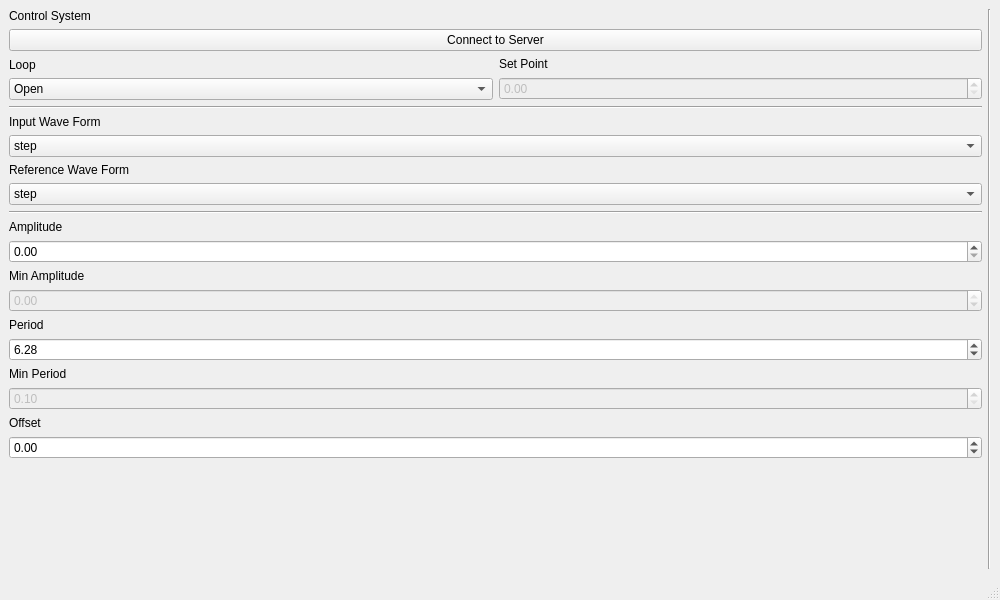
Before: the Qt Designer form qtui/mainWindow.ui in martinsallandm/websocketcontrol, drawn with Qt 5.
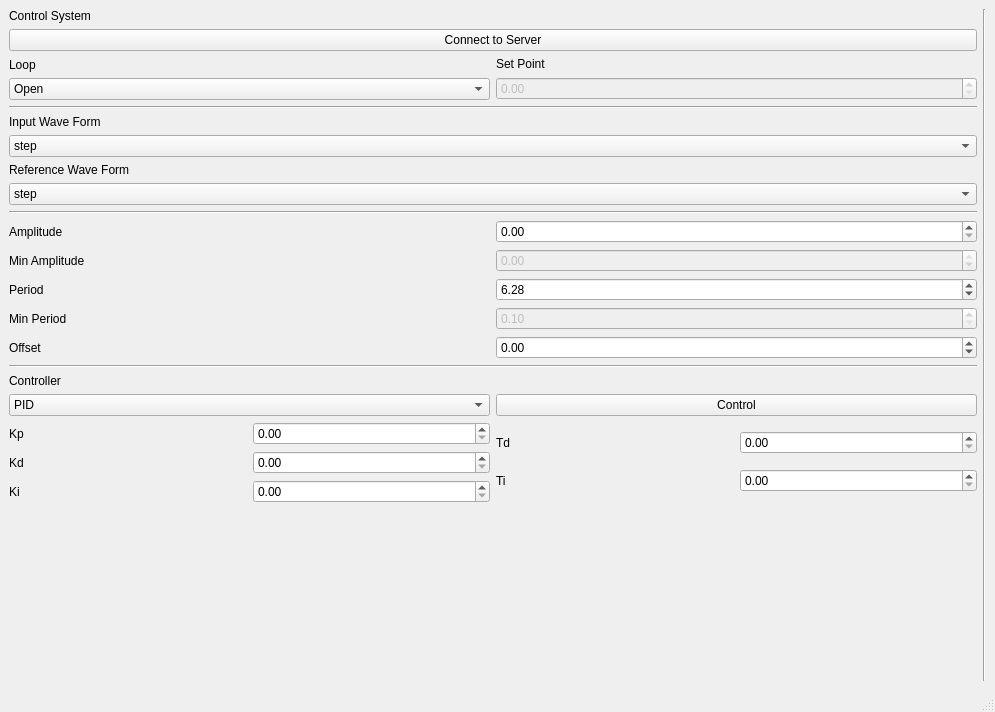
After: the same form once the commit is applied.

The edit to the form file:
```diff
--- a/qtui/mainWindow.ui
+++ b/qtui/mainWindow.ui
@@ -6,15 +6,15 @@
    <rect>
     <x>0</x>
     <y>0</y>
-    <width>1000</width>
-    <height>600</height>
+    <width>995</width>
+    <height>712</height>
    </rect>
   </property>
   <property name="windowTitle">
    <string>MainWindow</string>
   </property>
   <widget class="QWidget" name="centralWidget">
-   <layout class="QHBoxLayout" name="horizontalLayout_2">
+   <layout class="QHBoxLayout" name="horizontalLayout_9">
     <item>
      <layout class="QVBoxLayout" name="verticalLayout_9">
       <item>
@@ -183,7 +183,7 @@
       <item>
        <layout class="QVBoxLayout" name="verticalLayoutParameters">
         <item>
-         <layout class="QVBoxLayout" name="verticalLayout_3">
+         <layout class="QHBoxLayout" name="horizontalLayout_11">
           <item>
            <widget class="QLabel" name="labelMaxAmplitude">
             <property name="text">
@@ -210,7 +210,7 @@
          </layout>
         </item>
         <item>
-         <layout class="QVBoxLayout" name="verticalLayout_4">
+         <layout class="QHBoxLayout" name="horizontalLayout_12">
           <item>
            <widget class="QLabel" name="labelMinAmplitude">
             <property name="text">
@@ -237,7 +237,7 @@
          </layout>
         </item>
         <item>
-         <layout class="QVBoxLayout" name="verticalLayout_5">
+         <layout class="QHBoxLayout" name="horizontalLayout_13">
           <item>
            <widget class="QLabel" name="labelMaxPeriod">
             <property name="text">
@@ -264,7 +264,7 @@
          </layout>
         </item>
         <item>
-         <layout class="QVBoxLayout" name="verticalLayout">
+         <layout class="QHBoxLayout" name="horizontalLayout_10">
           <item>
            <widget class="QLabel" name="labelMinPeriod">
             <property name="text">
@@ -294,7 +294,7 @@
          </layout>
         </item>
         <item>
-         <layout class="QVBoxLayout" name="verticalLayout_6">
+         <layout class="QHBoxLayout" name="horizontalLayout_14">
           <item>
            <widget class="QLabel" name="labelOffset">
             <property name="text">
@@ -315,21 +315,220 @@
             </property>
            </widget>
           </item>
+         </layout>
+        </item>
+       </layout>
+      </item>
+      <item>
+       <widget class="Line" name="horizontalLine_3">
+        <property name="orientation">
+         <enum>Qt::Horizontal</enum>
+        </property>
+       </widget>
+      </item>
+      <item>
+       <layout class="QVBoxLayout" name="verticalLayout_13">
+        <item>
+         <layout class="QVBoxLayout" name="verticalLayout_10">
           <item>
-           <spacer name="verticalSpacer">
-            <property name="orientation">
-             <enum>Qt::Vertical</enum>
+           <widget class="QLabel" name="controllerFormLabel">
+            <property name="text">
+             <string>Controller</string>
             </property>
-            <property name="sizeHint" stdset="0">
-             <size>
-              <width>20</width>
-              <height>40</height>
-             </size>
-            </property>
-           </spacer>
+           </widget>
           </item>
+          <item>
+           <layout class="QHBoxLayout" name="horizontalLayout_7">
+            <item>
+             <widget class="QComboBox" name="comboBoxController">
+              <item>
+               <property name="text">
+                <string>PID</string>
+               </property>
+              </item>
+              <item>
+               <property name="text">
+                <string>PI-D</string>
+               </property>
+              </item>
+              <item>
+               <property name="text">
+                <string>I-PD</string>
+               </property>
+              </item>
+             </widget>
+            </item>
+            <item>
+             <widget class="QPushButton" name="pushButtonControl">
+              <property name="text">
+               <string>Control</string>
+              </property>
+             </widget>
+            </item>
+           </layout>
+          </item>
          </layout>
         </item>
+        <item>
+         <layout class="QHBoxLayout" name="horizontalLayout_8">
+          <item>
+           <layout class="QVBoxLayout" name="verticalLayout_11">
+            <item>
+             <layout class="QHBoxLayout" name="horizontalLayout_2">
+              <item>
+               <widget class="QLabel" name="controllerKpLabel">
+                <property name="text">
+                 <string>Kp</string>
+                </property>
+               </widget>
+              </item>
+              <item>
+               <widget class="QDoubleSpinBox" name="doubleBoxKp">
+                <property name="minimum">
+                 <double>0.000000000000000</double>
+                </property>
+                <property name="maximum">
+                 <double>50.000000000000000</double>
+                </property>
+                <property name="singleStep">
+                 <double>0.100000000000000</double>
+                </property>
+                <property name="value">
+                 <double>0.000000000000000</double>
+                </property>
+               </widget>
+              </item>
+             </layout>
+            </item>
+            <item>
+             <layout class="QHBoxLayout" name="horizontalLayout_3">
+              <item>
+               <widget class="QLabel" name="controllerKdLabel">
+                <property name="text">
+                 <string>Kd</string>
+                </property>
+               </widget>
+              </item>
+              <item>
+               <widget class="QDoubleSpinBox" name="doubleBoxKd">
+                <property name="minimum">
+                 <double>0.000000000000000</double>
+                </property>
+                <property name="maximum">
+                 <double>50.000000000000000</double>
+                </property>
+                <property name="singleStep">
+                 <double>0.100000000000000</double>
+                </property>
+                <property name="value">
+                 <double>0.000000000000000</double>
+                </property>
+               </widget>
+              </item>
+             </layout>
+            </item>
+            <item>
+             <layout class="QHBoxLayout" name="horizontalLayout_4">
+              <item>
+               <widget class="QLabel" name="controllerKiLabel">
+                <property name="text">
+                 <string>Ki</string>
+                </property>
+               </widget>
+              </item>
+              <item>
+               <widget class="QDoubleSpinBox" name="doubleBoxKi">
+                <property name="minimum">
+                 <double>0.000000000000000</double>
+                </property>
+                <property name="maximum">
+                 <double>50.000000000000000</double>
+                </property>
+                <property name="singleStep">
+                 <double>0.100000000000000</double>
+                </property>
+                <property name="value">
+                 <double>0.000000000000000</double>
+                </property>
+               </widget>
+              </item>
+             </layout>
+            </item>
+           </layout>
+          </item>
+          <item>
+           <layout class="QVBoxLayout" name="verticalLayout_12">
+            <item>
+             <layout class="QHBoxLayout" name="horizontalLayout_5">
+              <item>
+               <widget class="QLabel" name="controllerTdLabel">
+                <property name="text">
+                 <string>Td</string>
+                </property>
+               </widget>
+              </item>
+              <item>
+               <widget class="QDoubleSpinBox" name="doubleBoxTd">
+                <property name="minimum">
+                 <double>0.000000000000000</double>
+                </property>
+                <property name="maximum">
+                 <double>50.000000000000000</double>
+                </property>
+                <property name="singleStep">
+                 <double>0.100000000000000</double>
+                </property>
+                <property name="value">
+                 <double>0.000000000000000</double>
+                </property>
+               </widget>
+              </item>
+             </layout>
+            </item>
+            <item>
+             <layout class="QHBoxLayout" name="horizontalLayout_6">
+              <item>
+               <widget class="QLabel" name="controllerTdLabel_2">
+                <property name="text">
+                 <string>Ti</string>
+                </property>
+               </widget>
+              </item>
+              <item>
+               <widget class="QDoubleSpinBox" name="doubleBoxTi">
+                <property name="minimum">
+                 <double>0.000000000000000</double>
+                </property>
+                <property name="maximum">
+                 <double>50.000000000000000</double>
+                </property>
+                <property name="singleStep">
+                 <double>0.100000000000000</double>
+                </property>
+                <property name="value">
+                 <double>0.000000000000000</double>
+                </property>
+               </widget>
+              </item>
+             </layout>
+            </item>
+           </layout>
+          </item>
+         </layout>
+        </item>
+        <item>
+         <spacer name="verticalSpacer">
+          <property name="orientation">
+           <enum>Qt::Vertical</enum>
+          </property>
+          <property name="sizeHint" stdset="0">
+           <size>
+            <width>20</width>
+            <height>40</height>
+           </size>
+          </property>
+         </spacer>
+        </item>
        </layout>
       </item>
      </layout>
```
Left out of the diff: 2 changed lines with no effect on the pictures.
